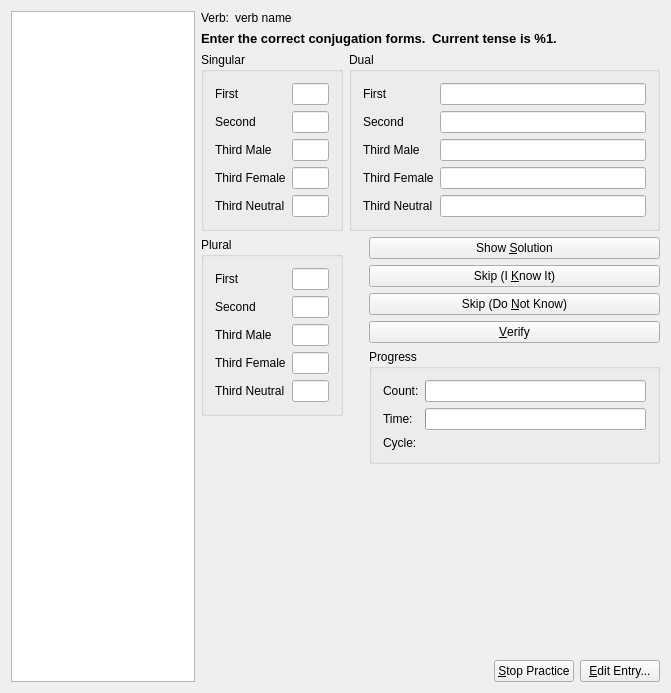
KDE/parley, file src/practice/VerbQueryDlgForm.ui: the form before one commit.
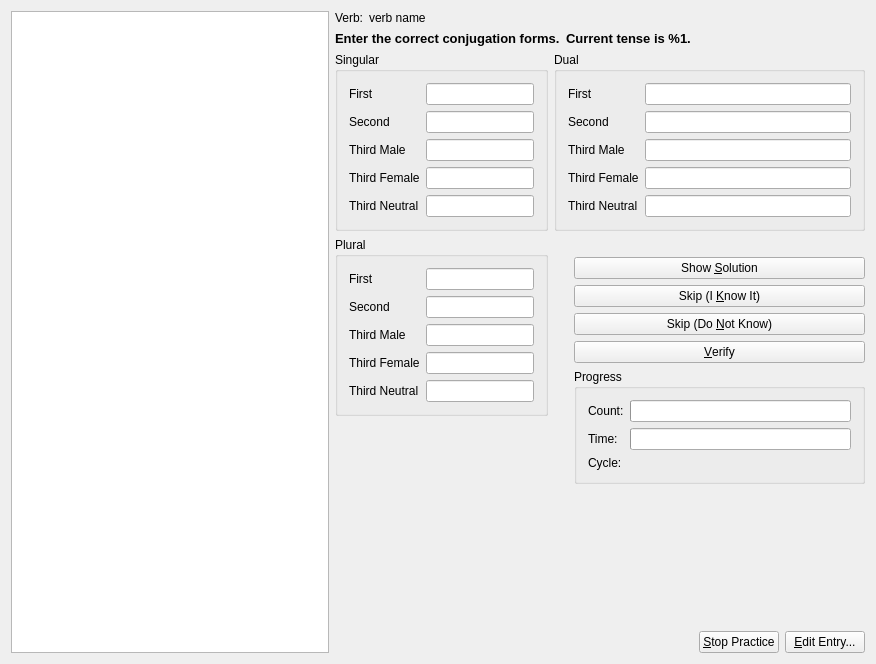
The form after the commit.

Commit message: Add a nice tense label to make clear which tense is practiced. Prevent crashing because simpleValidator assumed an entry to be set which is not appropriate in the case of conjugations.

Patch:
```diff
--- a/src/practice/VerbQueryDlgForm.ui
+++ b/src/practice/VerbQueryDlgForm.ui
@@ -6,8 +6,8 @@
    <rect>
     <x>0</x>
     <y>0</y>
-    <width>671</width>
-    <height>693</height>
+    <width>876</width>
+    <height>664</height>
    </rect>
   </property>
   <layout class="QHBoxLayout" >
@@ -286,7 +286,7 @@
            <property name="sizeHint" >
             <size>
              <width>20</width>
-             <height>40</height>
+             <height>0</height>
             </size>
            </property>
           </spacer>
@@ -369,6 +369,13 @@
            </layout>
           </widget>
          </item>
+         <item>
+          <widget class="QLabel" name="tenseLabel" >
+           <property name="text" >
+            <string/>
+           </property>
+          </widget>
+         </item>
          <item>
           <layout class="QHBoxLayout" >
            <item>
@@ -382,7 +389,7 @@
              <property name="sizeHint" >
               <size>
                <width>20</width>
-               <height>351</height>
+               <height>30</height>
               </size>
              </property>
             </spacer>
@@ -538,7 +545,7 @@
                <property name="sizeHint" >
                 <size>
                  <width>291</width>
-                 <height>105</height>
+                 <height>0</height>
                 </size>
                </property>
               </spacer>
```
The commit also changes 4 other files.
